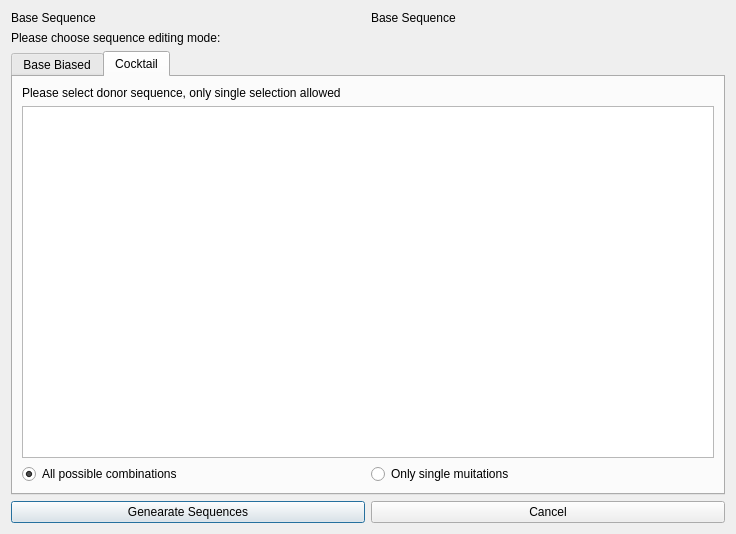
Before: the Qt Designer form sequenceedit.ui in WilsonImmunologyLab/Librator, drawn with Qt 5.
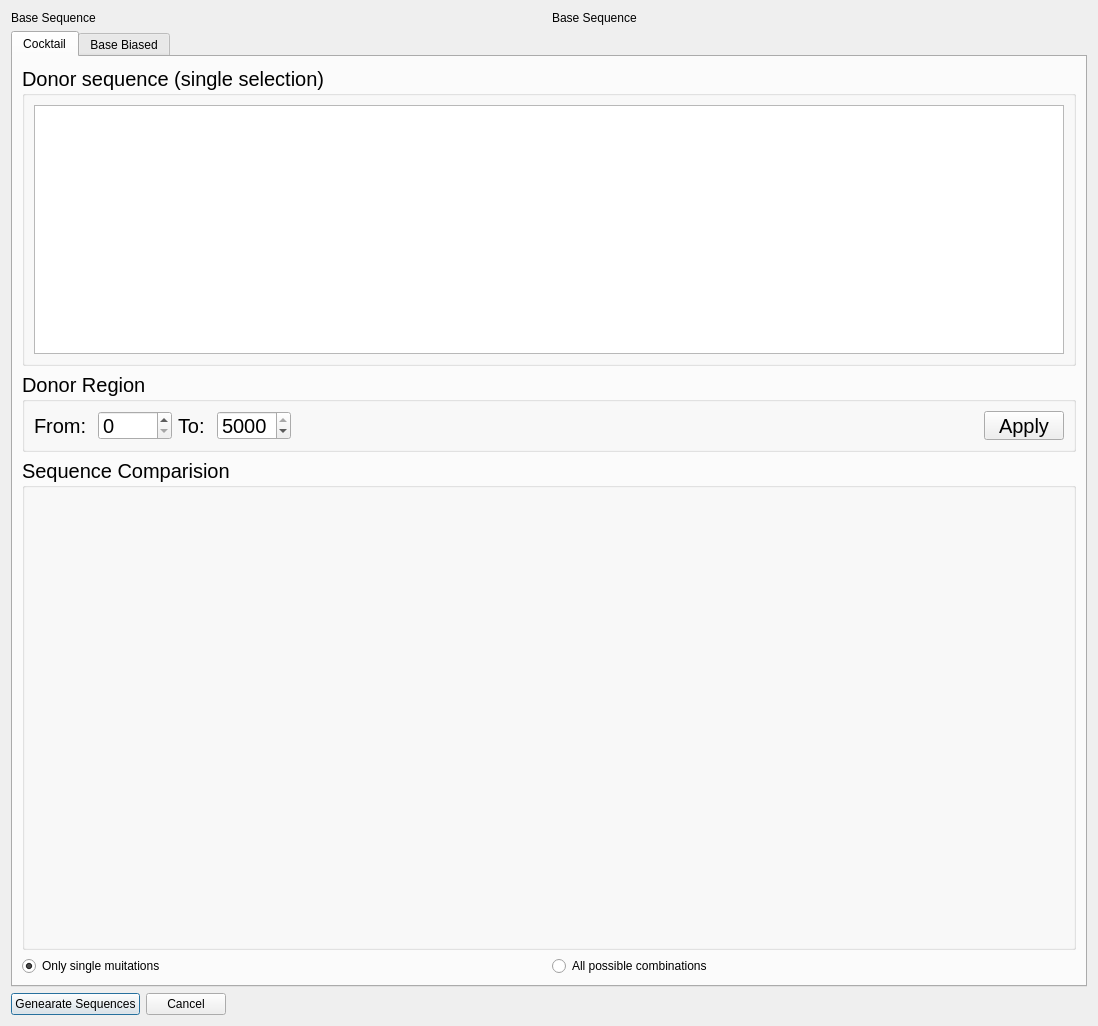
After: the same form once the commit is applied. The open tabs and pages were chosen to show the change.

Commit message:
New cocktail sequence editing function
Do more testing tomorrow

```diff
--- a/sequenceedit.ui
+++ b/sequenceedit.ui
@@ -6,8 +6,8 @@
    <rect>
     <x>0</x>
     <y>0</y>
-    <width>736</width>
-    <height>534</height>
+    <width>1098</width>
+    <height>1026</height>
    </rect>
   </property>
   <property name="windowTitle">
@@ -21,83 +21,7 @@
      </property>
     </widget>
    </item>
-   <item row="0" column="1">
-    <widget class="QLabel" name="BaseSeqName">
-     <property name="text">
-      <string>Base Sequence</string>
-     </property>
-    </widget>
-   </item>
-   <item row="1" column="0" colspan="2">
-    <widget class="QLabel" name="ModeLabel">
-     <property name="text">
-      <string>Please choose sequence editing mode:</string>
-     </property>
-    </widget>
-   </item>
    <item row="2" column="0" colspan="2">
-    <widget class="QTabWidget" name="ModeTab">
-     <property name="currentIndex">
-      <number>0</number>
-     </property>
-     <widget class="QWidget" name="tab">
-      <attribute name="title">
-       <string>Base Biased</string>
-      </attribute>
-      <layout class="QGridLayout" name="gridLayout_2">
-       <item row="0" column="0">
-        <widget class="QLabel" name="label_tab1">
-         <property name="text">
-          <string>Please select donor sequences, multiple selection is allowed</string>
-         </property>
-        </widget>
-       </item>
-       <item row="1" column="0">
-        <widget class="QListWidget" name="DonorList_tab1"/>
-       </item>
-      </layout>
-     </widget>
-     <widget class="QWidget" name="tab_2">
-      <attribute name="title">
-       <string>Cocktail</string>
-      </attribute>
-      <layout class="QGridLayout" name="gridLayout_3">
-       <item row="0" column="0">
-        <widget class="QLabel" name="label_tab2">
-         <property name="text">
-          <string>Please select donor sequence, only single selection allowed</string>
-         </property>
-        </widget>
-       </item>
-       <item row="1" column="0">
-        <widget class="QListWidget" name="DonorList_tab2"/>
-       </item>
-       <item row="2" column="0">
-        <layout class="QHBoxLayout" name="horizontalLayout_2">
-         <item>
-          <widget class="QRadioButton" name="radioButton_all">
-           <property name="text">
-            <string>All possible combinations</string>
-           </property>
-           <property name="checked">
-            <bool>true</bool>
-           </property>
-          </widget>
-         </item>
-         <item>
-          <widget class="QRadioButton" name="radioButton_single">
-           <property name="text">
-            <string>Only single muitations</string>
-           </property>
-          </widget>
-         </item>
-        </layout>
-       </item>
-      </layout>
-     </widget>
-    </widget>
-   </item>
-   <item row="3" column="0" colspan="2">
     <layout class="QHBoxLayout" name="horizontalLayout">
      <item>
       <widget class="QPushButton" name="GenerateSeq">
@@ -119,8 +43,224 @@
        </property>
       </widget>
      </item>
+     <item>
+      <spacer name="horizontalSpacer_2">
+       <property name="orientation">
+        <enum>Qt::Horizontal</enum>
+       </property>
+       <property name="sizeHint" stdset="0">
+        <size>
+         <width>40</width>
+         <height>20</height>
+        </size>
+       </property>
+      </spacer>
+     </item>
     </layout>
    </item>
+   <item row="0" column="1">
+    <widget class="QLabel" name="BaseSeqName">
+     <property name="text">
+      <string>Base Sequence</string>
+     </property>
+    </widget>
+   </item>
+   <item row="1" column="0" colspan="2">
+    <widget class="QTabWidget" name="ModeTab">
+     <property name="currentIndex">
+      <number>0</number>
+     </property>
+     <widget class="QWidget" name="tab_2">
+      <attribute name="title">
+       <string>Cocktail</string>
+      </attribute>
+      <layout class="QGridLayout" name="gridLayout_7">
+       <item row="0" column="0" colspan="2">
+        <widget class="QGroupBox" name="groupBox_2">
+         <property name="maximumSize">
+          <size>
+           <width>16777215</width>
+           <height>300</height>
+          </size>
+         </property>
+         <property name="font">
+          <font>
+           <pointsize>15</pointsize>
+          </font>
+         </property>
+         <property name="title">
+          <string>Donor sequence (single selection)</string>
+         </property>
+         <layout class="QGridLayout" name="gridLayout_3">
+          <item row="0" column="0">
+           <widget class="QListWidget" name="DonorList_tab2">
+            <property name="maximumSize">
+             <size>
+              <width>16777215</width>
+              <height>300</height>
+             </size>
+            </property>
+           </widget>
+          </item>
+         </layout>
+        </widget>
+       </item>
+       <item row="1" column="0" colspan="2">
+        <widget class="QGroupBox" name="groupBox_4">
+         <property name="maximumSize">
+          <size>
+           <width>16777215</width>
+           <height>80</height>
+          </size>
+         </property>
+         <property name="font">
+          <font>
+           <pointsize>15</pointsize>
+          </font>
+         </property>
+         <property name="title">
+          <string>Donor Region</string>
+         </property>
+         <layout class="QGridLayout" name="gridLayout_4">
+          <item row="0" column="2">
+           <widget class="QLabel" name="label_2">
+            <property name="text">
+             <string>To: </string>
+            </property>
+           </widget>
+          </item>
+          <item row="0" column="5">
+           <widget class="QPushButton" name="ApplyDonorRegion">
+            <property name="text">
+             <string>Apply</string>
+            </property>
+           </widget>
+          </item>
+          <item row="0" column="3">
+           <widget class="QSpinBox" name="spinBoxTo">
+            <property name="minimumSize">
+             <size>
+              <width>60</width>
+              <height>0</height>
+             </size>
+            </property>
+            <property name="maximum">
+             <number>5000</number>
+            </property>
+            <property name="value">
+             <number>5000</number>
+            </property>
+           </widget>
+          </item>
+          <item row="0" column="1">
+           <widget class="QSpinBox" name="spinBoxFrom">
+            <property name="minimumSize">
+             <size>
+              <width>60</width>
+              <height>0</height>
+             </size>
+            </property>
+            <property name="maximum">
+             <number>5000</number>
+            </property>
+           </widget>
+          </item>
+          <item row="0" column="0">
+           <widget class="QLabel" name="label">
+            <property name="text">
+             <string>From: </string>
+            </property>
+           </widget>
+          </item>
+          <item row="0" column="4">
+           <spacer name="horizontalSpacer">
+            <property name="orientation">
+             <enum>Qt::Horizontal</enum>
+            </property>
+            <property name="sizeHint" stdset="0">
+             <size>
+              <width>40</width>
+              <height>20</height>
+             </size>
+            </property>
+           </spacer>
+          </item>
+         </layout>
+        </widget>
+       </item>
+       <item row="2" column="0" colspan="2">
+        <widget class="QGroupBox" name="groupBoxSeqComp">
+         <property name="font">
+          <font>
+           <pointsize>15</pointsize>
+          </font>
+         </property>
+         <property name="title">
+          <string>Sequence Comparision</string>
+         </property>
+         <layout class="QGridLayout" name="gridLayout_5"/>
+        </widget>
+       </item>
+       <item row="3" column="0">
+        <widget class="QRadioButton" name="radioButton_single">
+         <property name="maximumSize">
+          <size>
+           <width>16777215</width>
+           <height>20</height>
+          </size>
+         </property>
+         <property name="text">
+          <string>Only single muitations</string>
+         </property>
+         <property name="checked">
+          <bool>true</bool>
+         </property>
+        </widget>
+       </item>
+       <item row="3" column="1">
+        <widget class="QRadioButton" name="radioButton_all">
+         <property name="maximumSize">
+          <size>
+           <width>16777215</width>
+           <height>20</height>
+          </size>
+         </property>
+         <property name="text">
+          <string>All possible combinations</string>
+         </property>
+         <property name="checked">
+          <bool>false</bool>
+         </property>
+        </widget>
+       </item>
+      </layout>
+     </widget>
+     <widget class="QWidget" name="tab">
+      <attribute name="title">
+       <string>Base Biased</string>
+      </attribute>
+      <layout class="QGridLayout" name="gridLayout_6">
+       <item row="0" column="0">
+        <widget class="QGroupBox" name="groupBox_3">
+         <property name="font">
+          <font>
+           <pointsize>15</pointsize>
+          </font>
+         </property>
+         <property name="title">
+          <string>Donor Sequences (multiple selection)</string>
+         </property>
+         <layout class="QGridLayout" name="gridLayout_2">
+          <item row="0" column="0">
+           <widget class="QListWidget" name="DonorList_tab1"/>
+          </item>
+         </layout>
+        </widget>
+       </item>
+      </layout>
+     </widget>
+    </widget>
+   </item>
   </layout>
  </widget>
  <resources/>
```
The commit also changes 5 other files.
